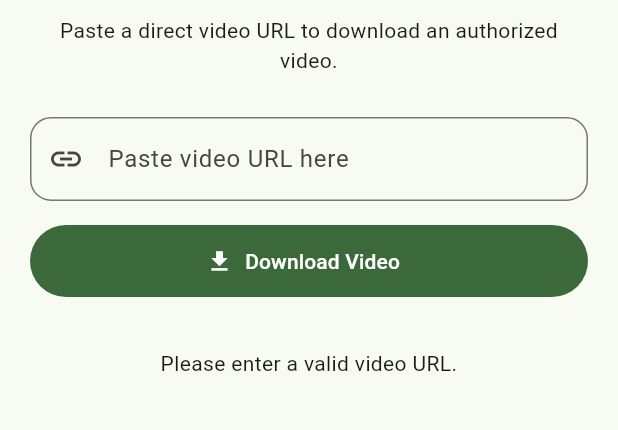
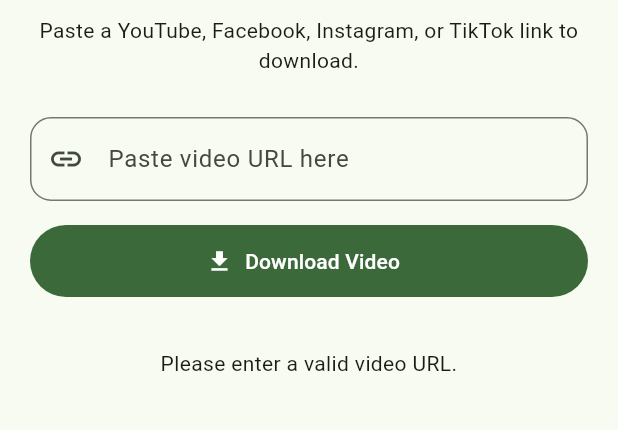
Before and after one commit to farooqg5179-droid/Pak-Downloader, a Flutter app: the screen it shows after launch, after a tap on "Download Video", on a phone screen of 412 x 824 dp, the part 351-781 px from its top. Run offline on Flutter 3.47's test engine with Material 3 defaults, Android fonts, the phone set to English and light mode, and no system bars; our stand-ins replace dio, permission_handler.

Commit message:
Update main.dart

```diff
--- a/lib/main.dart
+++ b/lib/main.dart
@@ -39,6 +39,12 @@
   bool downloading = false;
   String status = '';
 
+  // Your Supabase project's Edge Function URL and anon key.
+  // Found in Supabase Dashboard > Project Settings > API.
+  static const String extractorBaseUrl =
+      'https://YOUR-PROJECT-REF.supabase.co/functions/v1/extract';
+  static const String supabaseAnonKey = 'YOUR-SUPABASE-ANON-KEY';
+
   Future<void> downloadVideo() async {
     final url = controller.text.trim();
 
@@ -47,9 +53,6 @@
       return;
     }
 
-    // This starter app downloads direct video URLs that you are authorized
-    // to download. It does not bypass platform protections or remove
-    // TikTok/Facebook watermarks.
     if (!url.startsWith('http://') && !url.startsWith('https://')) {
       setState(() => status = 'URL must start with http:// or https://');
       return;
@@ -65,16 +68,39 @@
       setState(() {
         downloading = true;
         progress = 0;
-        status = 'Downloading...';
+        status = 'Resolving video link...';
       });
 
+      // Step 1: ask the Supabase Edge Function to resolve the share
+      // link into a direct, downloadable video URL.
+      final extractResponse = await dio.get(
+        extractorBaseUrl,
+        queryParameters: {'url': url},
+        options: Options(headers: {
+          'Authorization': 'Bearer $supabaseAnonKey',
+          'apikey': supabaseAnonKey,
+        }),
+      );
+
+      final directUrl = extractResponse.data['video_url'] as String?;
+      if (directUrl == null || directUrl.isEmpty) {
+        setState(() {
+          downloading = false;
+          status = 'Could not resolve a video from this link.';
+        });
+        return;
+      }
+
+      setState(() => status = 'Downloading...');
+
+      // Step 2: download the resolved direct video URL as before.
       final dir = await getApplicationDocumentsDirectory();
       final fileName =
           'pak_video_${DateTime.now().millisecondsSinceEpoch}.mp4';
       final path = '${dir.path}/$fileName';
 
       await dio.download(
-        url,
+        directUrl,
         path,
         onReceiveProgress: (received, total) {
           if (total > 0) {
@@ -91,7 +117,7 @@
     } catch (e) {
       setState(() {
         downloading = false;
-        status = 'Download failed. Make sure this is a direct video URL.';
+        status = 'Download failed: ${e.toString()}';
       });
     }
   }
@@ -124,7 +150,7 @@
             ),
             const SizedBox(height: 10),
             const Text(
-              'Paste a direct video URL to download an authorized video.',
+              'Paste a YouTube, Facebook, Instagram, or TikTok link to download.',
               textAlign: TextAlign.center,
             ),
             const SizedBox(height: 28),
```
